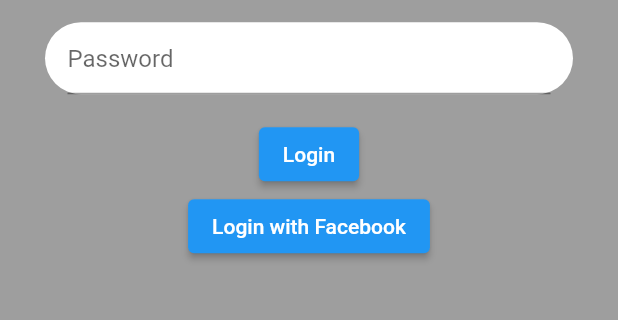
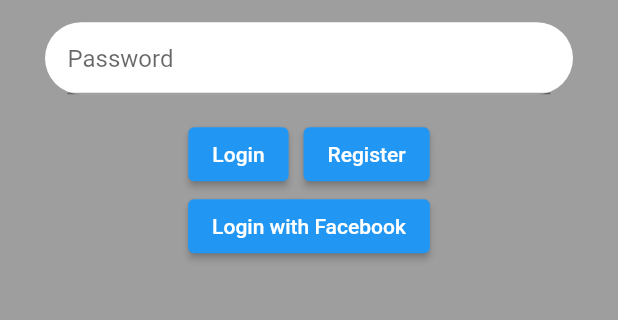
Before and after one commit to chrischongyj/ssad_game, a Flutter app: the screen it shows after launch, on a phone screen of 412 x 824 dp, the part 556-876 px from its top. Run offline on Flutter 3.47's test engine with Material 2 defaults, Android fonts, the phone set to English and light mode, and no system bars; our stand-ins replace firebase_auth, firebase_core; missing offline and left inert: flutter_facebook_login; accounts and stored records are empty.

```diff
--- a/lib/screens/login.dart
+++ b/lib/screens/login.dart
@@ -43,6 +43,18 @@ class _LoginState extends State<Login> {
     try {
       UserCredential userCredential = await FirebaseAuth.instance
           .signInWithEmailAndPassword(
+              email: _emailController.text, password: _passwordController.text);
+    } on FirebaseAuthException catch (e) {
+      setState(() {
+        _errorMessage = e.toString();
+      });
+    }
+  }
+
+  void register() async {
+    try {
+      UserCredential userCredential = await FirebaseAuth.instance
+          .createUserWithEmailAndPassword(
               email: _emailController.text, password: _passwordController.text);
     } on FirebaseAuthException catch (e) {
       setState(() {
@@ -108,6 +120,9 @@ class _LoginState extends State<Login> {
                   ),
                 ),
                 Text(_errorMessage),
+                Row(
+                  mainAxisAlignment: MainAxisAlignment.center,
+                  children: [
                     ElevatedButton(
                       child: Text('Login'),
                       onPressed: () {
@@ -117,6 +132,21 @@ class _LoginState extends State<Login> {
                           login();
                         }
                       },
+                    ),
+                    SizedBox(
+                      width: 10,
+                    ),
+                    ElevatedButton(
+                      child: Text('Register'),
+                      onPressed: () {
+                        print(_emailController.text);
+                        print(_passwordController.text);
+                        if (_formKey.currentState.validate()) {
+                          register();
+                        }
+                      },
+                    ),
+                  ],
                 ),
                 ElevatedButton(
                   child: Text('Login with Facebook'),
```
Also changed, not shown: 3 other files. Lines whose indentation alone changed are shown as unchanged.
